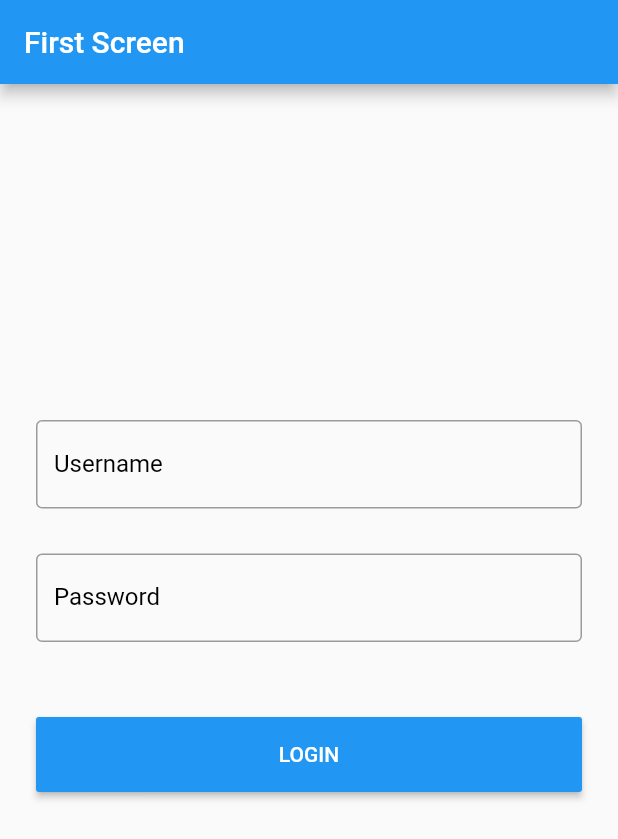
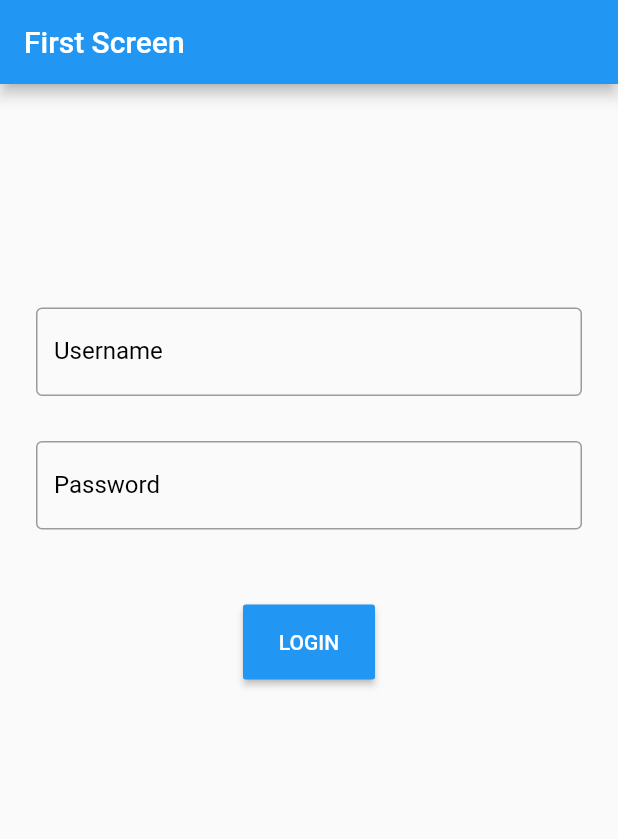
Before and after one commit to IsaiasLeos/CrossPlatform_DartHW2, a Flutter app: the screen it shows after launch, on a phone screen of 412 x 824 dp. Shown: the top 839 px of the screen. Run offline on Flutter 3.47's test engine with Material 2 defaults, Android fonts, the phone set to English and light mode, and no system bars.

Commit message:
removed useless code, made stuff a bit more modular

```diff
--- a/lib/main.dart
+++ b/lib/main.dart
@@ -1,6 +1,5 @@
 import 'package:flutter/material.dart';
 import 'package:http/http.dart' as http;
-
 
 var body;
 
@@ -16,22 +15,65 @@ class MyApp extends StatelessWidget {
       theme: ThemeData(
         primarySwatch: Colors.blue,
       ),
-      home: UserLogin(),
+      home: UserLogin(title: 'Login Page'),
     );
   }
 }
 
 class UserLogin extends StatefulWidget {
+  final String title;
+
+  UserLogin({Key key, this.title}) : super(key: key);
+
   @override
-  _UserLoginState createState() {
-    return _UserLoginState();
-  }
+  _UserLoginState createState() => _UserLoginState();
 }
 
 class _UserLoginState extends State<UserLogin> {
-
   TextEditingController emailEditingContrller = TextEditingController();
   TextEditingController passEditingContrller = TextEditingController();
+
+  final emailField = TextField(
+    autofocus: false,
+    obscureText: false,
+    keyboardType: TextInputType.emailAddress,
+    decoration: InputDecoration(
+        labelText: "Username",
+        hintText: "Username",
+        labelStyle: TextStyle(
+          color: Colors.black,
+          fontSize: 16,
+        ),
+        border: OutlineInputBorder(
+            borderRadius: BorderRadius.all(Radius.circular(4)),
+            borderSide: BorderSide(width: 1, style: BorderStyle.solid))),
+  );
+
+  final passwordField = TextField(
+    autofocus: false,
+    obscureText: true,
+    keyboardType: TextInputType.text,
+    decoration: InputDecoration(
+        labelText: "Password",
+        hintText: "Password",
+        labelStyle: TextStyle(
+          color: Colors.black,
+          fontSize: 16,
+        ),
+        border: OutlineInputBorder(
+            borderRadius: BorderRadius.all(Radius.circular(4)),
+            borderSide: BorderSide(width: 1, style: BorderStyle.solid))),
+  );
+
+  final buttonField = Material(
+    child: MaterialButton(
+      onPressed: () => {},
+      textColor: Colors.white,
+      color: Colors.blue,
+      height: 50,
+      child: Text("LOGIN"),
+    ),
+  );
 
   @override
   Widget build(BuildContext context) {
@@ -47,69 +89,18 @@ class _UserLoginState extends State<UserLogin> {
               children: <Widget>[
                 Center(
                   child: SizedBox(
-                    height: 200,
+                    height: 125,
                   ),
                 ),
-                TextField(
-                  autofocus: false,
-                  obscureText: false,
-                  keyboardType: TextInputType.emailAddress,
-                  controller: emailEditingContrller,
-                  decoration: InputDecoration(
-                      labelText: "Username",
-                      hintText: "Username",
-                      labelStyle: TextStyle(
-                        color: Colors.black,
-                        fontSize: 16,
-                      ),
-                      border: OutlineInputBorder(
-                          borderRadius: BorderRadius.all(Radius.circular(4)),
-                          borderSide:
-                          BorderSide(width: 1, style: BorderStyle.solid))),
-                ),
+                emailField,
                 SizedBox(
                   height: 30,
                 ),
-                TextField(
-                  autofocus: false,
-                  obscureText: true,
-                  keyboardType: TextInputType.text,
-                  controller: passEditingContrller,
-                  decoration: InputDecoration(
-                      labelText: "Password",
-                      hintText: "Password",
-                      labelStyle: TextStyle(
-                        color: Colors.black,
-                        fontSize: 16,
-                      ),
-                      border: OutlineInputBorder(
-                          borderRadius: BorderRadius.all(Radius.circular(4)),
-                          borderSide:
-                          BorderSide(width: 1, style: BorderStyle.solid))),
-                ),
+                passwordField,
                 SizedBox(
                   height: 50,
                 ),
-                ButtonTheme(
-                  minWidth: double.infinity,
-                  child: MaterialButton(
-                    onPressed: () =>
-                    {
-                      Navigator.push(
-                        context,
-                        MaterialPageRoute(
-                            builder: (context) =>
-                                SecondScreen(
-                                    emailEditingContrller.text,
-                                    passEditingContrller.text)),
-                      )
-                    },
-                    textColor: Colors.white,
-                    color: Colors.blue,
-                    height: 50,
-                    child: Text("LOGIN"),
-                  ),
-                )
+                buttonField,
               ],
             ),
           ),
@@ -117,8 +108,6 @@ class _UserLoginState extends State<UserLogin> {
       ),
     );
   }
-
-
 }
 
 dynamic getInfo(String name, String password) async {
@@ -129,57 +118,3 @@ dynamic getInfo(String name, String password) async {
   var response = await http.get(url);
   return response.body;
 }
-
-class SecondScreen extends StatelessWidget {
-  String user, pass;
-
-  SecondScreen(String user, String pass) {
-    this.user = user;
-    this.pass = pass;
-  }
-
-  Future<void> alertDialog(BuildContext context) {
-    return showDialog<void>(
-      context: context,
-      builder: (BuildContext context) {
-        return AlertDialog(
-          title: Text('Not in stock'),
-          content: const Text('This item is no longer available'),
-          actions: <Widget>[
-            FlatButton(
-              child: Text('Ok'),
-              onPressed: () {
-                Navigator.of(context).pop();
-              },
-            ),
-          ],
-        );
-      },
-    );
-  }
-
-  @override
-  Widget build(BuildContext context) {
-    return Scaffold(
-      appBar: AppBar(
-        title: Text('My Grades'),
-      ),
-      body: Center(
-        child: Column(
-          crossAxisAlignment: CrossAxisAlignment.center,
-          mainAxisAlignment: MainAxisAlignment.center,
-          children: <Widget>[
-            Text(getInfo(this.user, this.pass).toString()),
-            SizedBox(height: 100),
-            RaisedButton(
-              child: Text('Go Back'),
-              onPressed: () {
-                Navigator.of(context).pop();
-              },
-            ),
-          ],
-        ),
-      ),
-    );
-  }
-}
```
Also changed, not shown: 2 other files.
